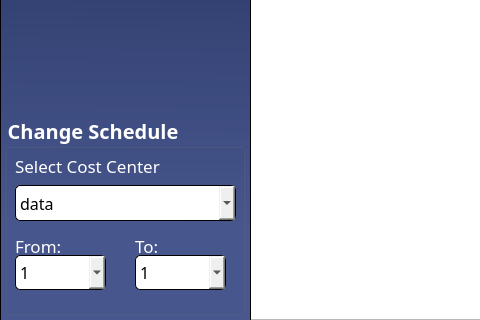
Before: the Qt Designer form MainFrame/Resources/UI/timecard.ui in Maze711/systemPayroll, drawn with Qt 5; both pictures show x 0 to 480 and y 345 to 665 of the 1442 by 665 pixel window.
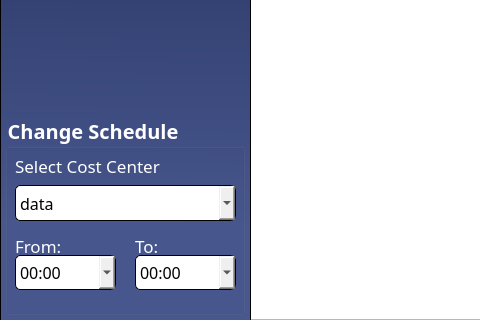
After: the same form once the commit is applied. Icons and pictures are not drawn.

Patch:
```diff
--- a/MainFrame/Resources/UI/timecard.ui
+++ b/MainFrame/Resources/UI/timecard.ui
@@ -433,7 +433,7 @@
       <rect>
        <x>130</x>
        <y>140</y>
-       <width>91</width>
+       <width>101</width>
        <height>35</height>
       </rect>
      </property>
@@ -445,7 +445,7 @@
      </property>
      <item>
       <property name="text">
-       <string>1</string>
+       <string>00:00</string>
       </property>
      </item>
      <item>
@@ -569,7 +569,7 @@
       <rect>
        <x>10</x>
        <y>140</y>
-       <width>91</width>
+       <width>101</width>
        <height>35</height>
       </rect>
      </property>
@@ -581,7 +581,7 @@
      </property>
      <item>
       <property name="text">
-       <string>1</string>
+       <string>00:00</string>
       </property>
      </item>
      <item>
```
Left out of the diff: 92 changed lines with no effect on the pictures.
